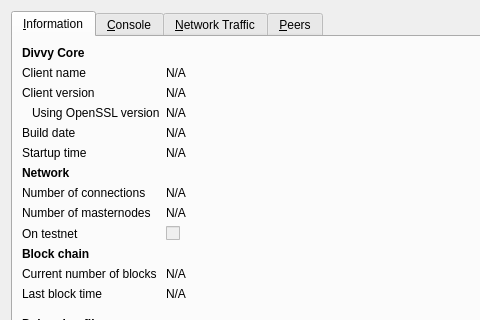
First picture: the form in src/qt/forms/rpcconsole.ui, repository CryptoProf1/divvy, before the edit; both pictures show x 0 to 480 and y 0 to 320 of the 740 by 450 pixel window.
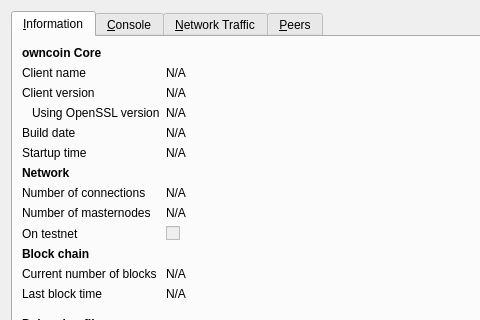
Second picture: the form after the edit. The open tabs and pages were chosen to show the change. Icons and pictures are not drawn. Custom widgets are drawn as their Qt base class.

Diff of the .ui file:
```diff
--- a/src/qt/forms/rpcconsole.ui
+++ b/src/qt/forms/rpcconsole.ui
@@ -33,7 +33,7 @@
           </font>
          </property>
          <property name="text">
-          <string>Divvy Core</string>
+          <string>owncoin Core</string>
          </property>
         </widget>
        </item>
```
Left out of the diff: 6 changed lines with no effect on the pictures.
